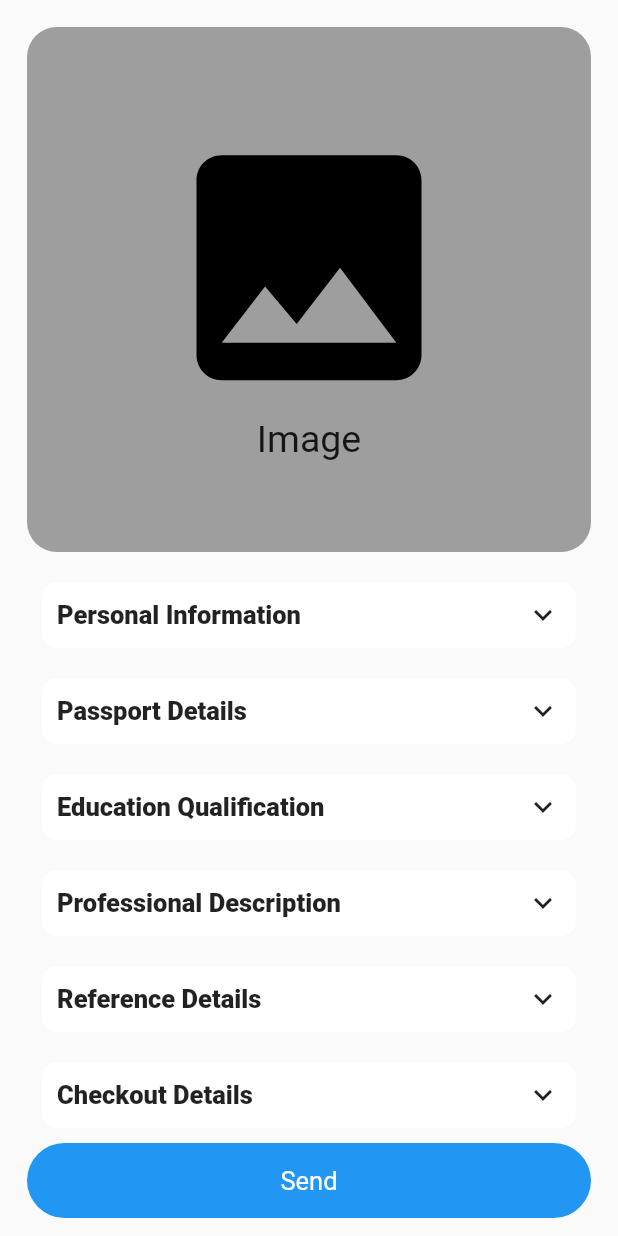
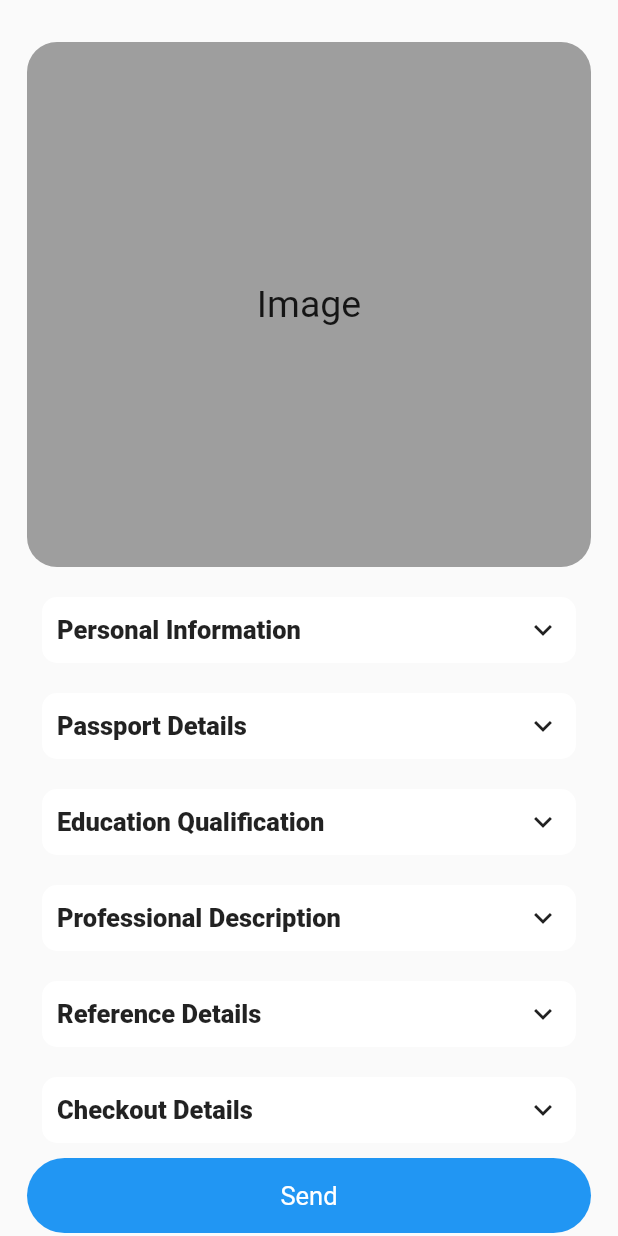
Before and after one commit to Rk-Thakur/rohitProject, a Flutter app: the PassportFormPage screen opened directly, on a phone screen of 412 x 824 dp. Run offline on Flutter 3.47's test engine with Material 2 defaults, Android fonts, the phone set to English and light mode, and no system bars; drawn by our look-alikes of getwidget; our stand-ins replace awesome_notifications, equatable, flutter_riverpod, flutter_slidable, get, google_fonts and 3 more; accounts and stored records are empty.

Commit message:
rohit project

```diff
--- a/lib/Widget/build_listview.dart
+++ b/lib/Widget/build_listview.dart
@@ -91,8 +91,8 @@ class BuildListView extends ConsumerWidget {
                               },
                               backgroundColor: const Color(0xFF21B7CA),
                               foregroundColor: Colors.white,
-                              icon: Icons.edit,
-                              label: 'Edit',
+                              icon: Icons.update,
+                              label: 'Update',
                               borderRadius: BorderRadius.circular(10),
                             ),
                           ],
--- a/lib/screen/passport_form_data.dart
+++ b/lib/screen/passport_form_data.dart
@@ -7,14 +7,12 @@ import 'package:flutter_riverpod/flutter_riverpod.dart';
 import 'package:get/get.dart';
 import 'package:getwidget/getwidget.dart';
 import 'package:image_picker/image_picker.dart';
-import 'package:rohit_projectt/Widget/textformfield.dart';
 import 'package:rohit_projectt/provider/crud_model.dart';
 import 'package:rohit_projectt/provider/crud_provider.dart';
 import 'package:rohit_projectt/screen/passport_entry.dart';
 
 import '../Widget/category.dart';
 import '../model/passport_model.dart';
-import '../provider/image_provider.dart';
 
 class PassportFormPage extends ConsumerStatefulWidget {
   const PassportFormPage({Key? key}) : super(key: key);
@@ -94,17 +92,18 @@ class _MyHomePageState extends ConsumerState<PassportFormPage> {
       }
     });
     return Scaffold(
-      body: SafeArea(
-        child: Expanded(
-          child: SingleChildScrollView(
+      body: SingleChildScrollView(
         child: Padding(
           padding: const EdgeInsets.all(18.0),
           child: Form(
             key: personalform,
             child: Column(
               children: [
+                SizedBox(
+                  height: 10,
+                ),
                 InkWell(
-                      onTap: () async {
+                  onTap: () {
                     getImage();
                   },
                   child: Container(
@@ -119,14 +118,8 @@ class _MyHomePageState extends ConsumerState<PassportFormPage> {
                               borderRadius: BorderRadius.circular(20),
                               child: Column(
                                 mainAxisAlignment: MainAxisAlignment.center,
-                                    crossAxisAlignment:
-                                        CrossAxisAlignment.center,
+                                crossAxisAlignment: CrossAxisAlignment.center,
                                 children: [
-                                      Icon(
-                                        Icons.image,
-                                        color: Colors.black,
-                                        size: 200,
-                                      ),
                                   Text(
                                     'Image',
                                     style: TextStyle(
@@ -348,8 +341,7 @@ class _MyHomePageState extends ConsumerState<PassportFormPage> {
                           SizedBox(
                             height: height,
                           ),
-                              Text(
-                                  'Previous Stay in Nepal / अघिल्लो नेपाल बसाइ'),
+                          Text('Previous Stay in Nepal / अघिल्लो नेपाल बसाइ'),
                           Container(
                             child: SingleChildScrollView(
                               child: Column(
@@ -406,8 +398,7 @@ class _MyHomePageState extends ConsumerState<PassportFormPage> {
                                             height: height,
                                           ),
                                           TextFormField(
-                                                controller:
-                                                    working_organization,
+                                            controller: working_organization,
                                             decoration: InputDecoration(
                                               border: OutlineInputBorder(),
                                               labelText:
@@ -776,8 +767,7 @@ class _MyHomePageState extends ConsumerState<PassportFormPage> {
                             keyboardType: TextInputType.number,
                             decoration: InputDecoration(
                               border: OutlineInputBorder(),
-                                  labelText:
-                                      'Reference Number / सन्दर्भ नम्बर ',
+                              labelText: 'Reference Number / सन्दर्भ नम्बर ',
                               labelStyle: TextStyle(
                                 fontSize: labelsize,
                               ),
@@ -875,8 +865,7 @@ class _MyHomePageState extends ConsumerState<PassportFormPage> {
                             division: division.text,
                             passedyear: passedyear.text,
                             nameOfOrganization: nameOfOrganization.text,
-                                addressOfOrganization:
-                                    addressOfOrganization.text,
+                            addressOfOrganization: addressOfOrganization.text,
                             designation: designation.text,
                             contactNumberOfOrganization:
                                 contactNumberofOrganization.text,
@@ -926,8 +915,6 @@ class _MyHomePageState extends ConsumerState<PassportFormPage> {
           ),
         ),
       ),
-        ),
-      ),
     );
   }
 }
```
Also changed, not shown: lib/screen/passport_entry.dart (+6 -8 lines), lib/screen/passportt_details.dart (+3 -7 lines). Lines whose indentation alone changed are shown as unchanged.
